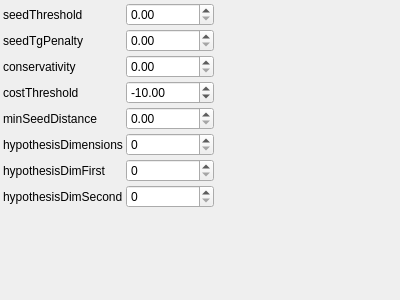
Before: the Qt Designer form utils/corestructs/coreWidgets/chessBoardAssemblerParamsBaseControlWidget.ui in NickPenkrat/corecvs, drawn with Qt 5.
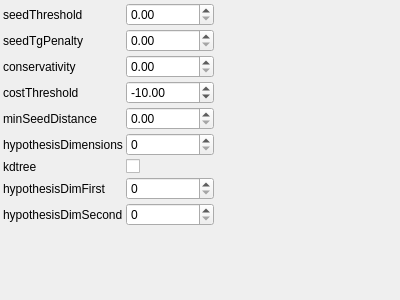
After: the same form once the commit is applied.

Patch:
```diff
--- a/utils/corestructs/coreWidgets/chessBoardAssemblerParamsBaseControlWidget.ui
+++ b/utils/corestructs/coreWidgets/chessBoardAssemblerParamsBaseControlWidget.ui
@@ -119,32 +119,49 @@
     <item row="6" column="0">
      <widget class="QLabel" name="label_6">
        <property name="text">
-         <string>hypothesisDimFirst</string>
+         <string>kdtree</string>
        </property>
      </widget>
     </item>
     <item row="6" column="1">
-     <widget class="QSpinBox" name="hypothesisDimFirstSpinBox">
+     <widget class="QCheckBox" name="kdtreeCheckBox">
        <property name="toolTip">
-         <string>hypothesisDimFirst</string>
+         <string>Use k-d tree for greedy expansion</string>
+       </property>
+       <property name="checked">
+           <bool>0</bool>
        </property>
      </widget>
     </item>
     <item row="7" column="0">
      <widget class="QLabel" name="label_7">
        <property name="text">
-         <string>hypothesisDimSecond</string>
+         <string>hypothesisDimFirst</string>
        </property>
      </widget>
     </item>
     <item row="7" column="1">
+     <widget class="QSpinBox" name="hypothesisDimFirstSpinBox">
+       <property name="toolTip">
+         <string>hypothesisDimFirst</string>
+       </property>
+     </widget>
+    </item>
+    <item row="8" column="0">
+     <widget class="QLabel" name="label_8">
+       <property name="text">
+         <string>hypothesisDimSecond</string>
+       </property>
+     </widget>
+    </item>
+    <item row="8" column="1">
      <widget class="QSpinBox" name="hypothesisDimSecondSpinBox">
        <property name="toolTip">
          <string>hypothesisDimSecond</string>
        </property>
      </widget>
     </item>
-   <item row="8" column="0">
+   <item row="9" column="0">
     <spacer name="verticalSpacer">
      <property name="orientation">
       <enum>Qt::Vertical</enum>
@@ -157,7 +174,7 @@
      </property>
     </spacer>
    </item>
-   <item row="8" column="2">
+   <item row="9" column="2">
     <spacer name="horizontalSpacer">
      <property name="orientation">
       <enum>Qt::Horizontal</enum>
```
Left out of the diff: 6 changed lines with no effect on the pictures.
